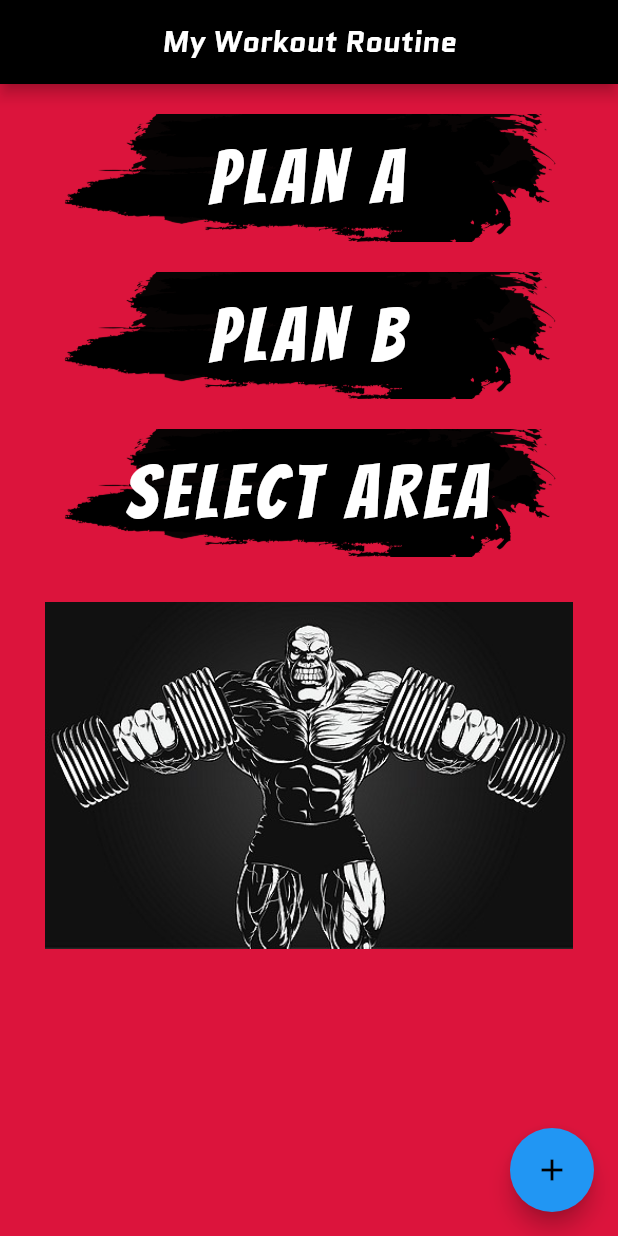
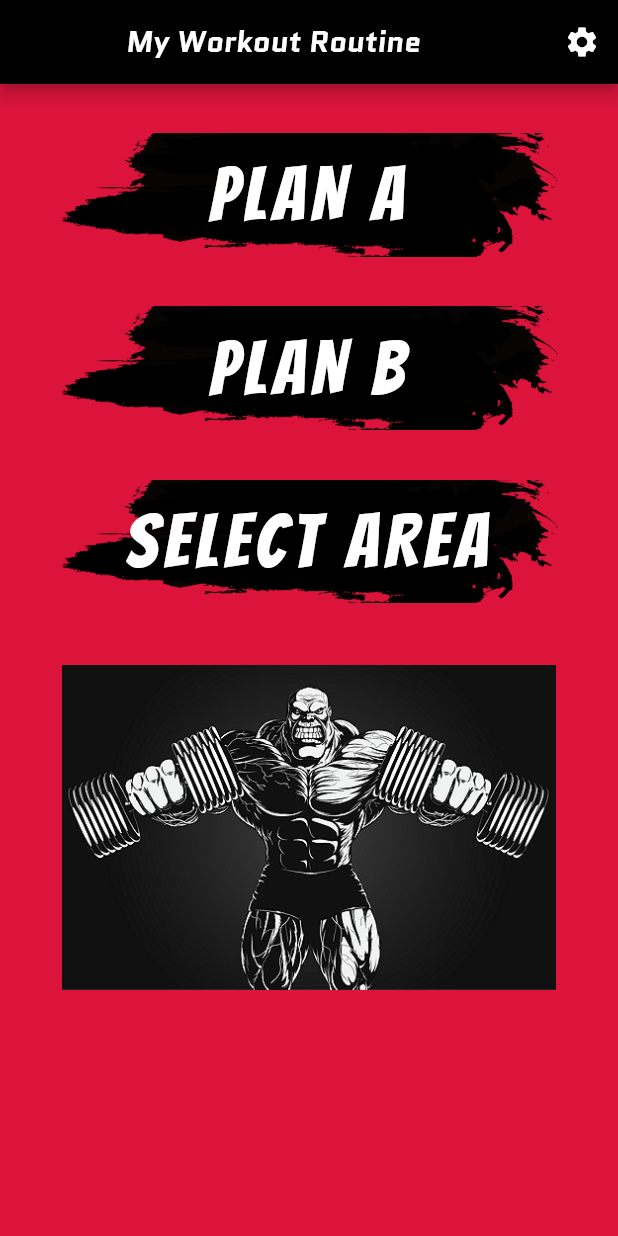
Before and after one commit to shaishalevss/my_workout_app, a Flutter app: the screen it shows after launch, on a phone screen of 412 x 824 dp. Run offline on Flutter 3.47's test engine with Material 2 defaults, Android fonts, the phone set to English and light mode, and no system bars.

Commit message:
created dropdowns for both ios and android, and implemented them in the new setting page. and in the new setting page you'll be able to select the timer time. atm I just added the dropdowns and the screen, later i'll add the functionality and the design.

```diff
--- a/lib/components/plan_selector_button.dart
+++ b/lib/components/plan_selector_button.dart
@@ -2,29 +2,37 @@ import 'package:flutter/material.dart';
 import 'package:my_workout/constants.dart';
 
 class planSelectorButton extends StatelessWidget {
-
   final String text;
   final Function route;
-  planSelectorButton({@required this.text,this.route});
+  planSelectorButton({@required this.text, this.route});
 
   @override
   Widget build(BuildContext context) {
+    double screenWidth = MediaQuery.of(context).size.width;
+    double screenHeight = MediaQuery.of(context).size.height;
+
     return Container(
-      width: double.infinity,
-      height: 85.0,
+      width: screenWidth,
+      height: screenHeight * 0.1,
       alignment: Alignment.center,
-      margin: EdgeInsets.only(top: 20.0, right: 6.0, left: 6.0),
+      margin: EdgeInsets.only(
+        top: screenHeight * 0.04,
+        right: screenWidth * 0.01,
+        left: screenWidth * 0.01,
+      ),
       decoration: BoxDecoration(
         image: DecorationImage(
-            image:AssetImage("images/buttonbackground.png"),
-            fit:BoxFit.cover
-        ),
+            image: AssetImage("images/buttonbackground.png"),
+            fit: BoxFit.cover),
       ),
       child: SizedBox.expand(
         child: FlatButton(
-          onPressed: route,
-          child: Text('$text', style: kWorkoutLabelTextStyle, textAlign: TextAlign.center,)
-        ),
+            onPressed: route,
+            child: Text(
+              '$text',
+              style: kWorkoutLabelTextStyle,
+              textAlign: TextAlign.center,
+            )),
       ),
     );
   }
--- a/lib/constants.dart
+++ b/lib/constants.dart
@@ -6,3 +6,5 @@ const kWorkoutLabelTextStyle = TextStyle(
   letterSpacing: 4.0,
   color: Colors.white,
 );
+
+const int kTimerTime = 120;
--- a/lib/main.dart
+++ b/lib/main.dart
@@ -7,6 +7,7 @@ import 'package:my_workout/screens/select_area.dart';
 import 'package:provider/provider.dart';
 import 'models/drill_data.dart';
 import 'screens/home_screen.dart';
+import 'package:my_workout/screens/settings_screen.dart';
 
 void main() {
   WidgetsFlutterBinding.ensureInitialized();
@@ -14,13 +15,6 @@ void main() {
       .then((_) {
     runApp(MyApp());
   });
-}
-
-class Main extends StatelessWidget {
-  @override
-  Widget build(BuildContext context) {
-    return Container();
-  }
 }
 
 class MyApp extends StatelessWidget {
@@ -37,6 +31,7 @@ class MyApp extends StatelessWidget {
           '/' : (context) => HomeScreen(),
           'planB' : (context) => PlanBScreen(),
           'selectArea' : (context) => SelectAreaScreen(),
+          'settings' : (context) => SettingsScreen(),
         },
       ),
     );
--- a/lib/screens/home_screen.dart
+++ b/lib/screens/home_screen.dart
@@ -1,6 +1,4 @@
 import 'package:flutter/material.dart';
-import 'package:my_workout/components/timerDisplay.dart';
-import 'package:my_workout/constants.dart';
 import 'package:my_workout/components/plan_selector_button.dart';
 
 class HomeScreen extends StatefulWidget {
@@ -8,31 +6,25 @@ class HomeScreen extends StatefulWidget {
   _HomeScreenState createState() => _HomeScreenState();
 }
 
+
 class _HomeScreenState extends State<HomeScreen> {
+
   @override
   Widget build(BuildContext context) {
+
+    double screenWidth = MediaQuery.of(context).size.width;
+    double screenHeight = MediaQuery.of(context).size.height;
+
     return Scaffold(
       backgroundColor: Color(0xFFDC143C),
-      floatingActionButton: FloatingActionButton(
-        onPressed: () {
-          showModalBottomSheet(
-            isScrollControlled: true,
-            context: context,
-            builder: (context) => SingleChildScrollView(
-              child: Container(
-                padding: EdgeInsets.only(
-                    bottom: MediaQuery.of(context).viewInsets.bottom),
-                child: TimerCountDown(),
-              ),
-            ),
-            isDismissible: false,
-          );
-        },
-        backgroundColor: Colors.blue,
-        child: Icon(Icons.add),
-      ),
       appBar: AppBar(
         backgroundColor: Colors.black,
+        actions: <Widget>[
+          IconButton(
+            icon: Icon(Icons.settings,),
+            onPressed: () => Navigator.pushNamed(context, 'settings'),
+          )
+        ],
         title: Center(
           child: Text(
             'My Workout Routine',
@@ -56,7 +48,7 @@ class _HomeScreenState extends State<HomeScreen> {
                 route: () => Navigator.pushNamed(context, 'selectArea')),
             Container(
               // height: 70.0,
-              padding: EdgeInsets.symmetric(horizontal: 30.0, vertical: 30.0),
+              padding: EdgeInsets.symmetric(horizontal: screenWidth * 0.1, vertical: screenHeight * 0.05),
               child: Image.asset('images/gym2.jpg'),
             ),
           ],
```
Also changed, not shown: lib/components/timerDisplay.dart (+2 -21 lines), lib/screens/settings_screen.dart (added, +84 -0 lines).
